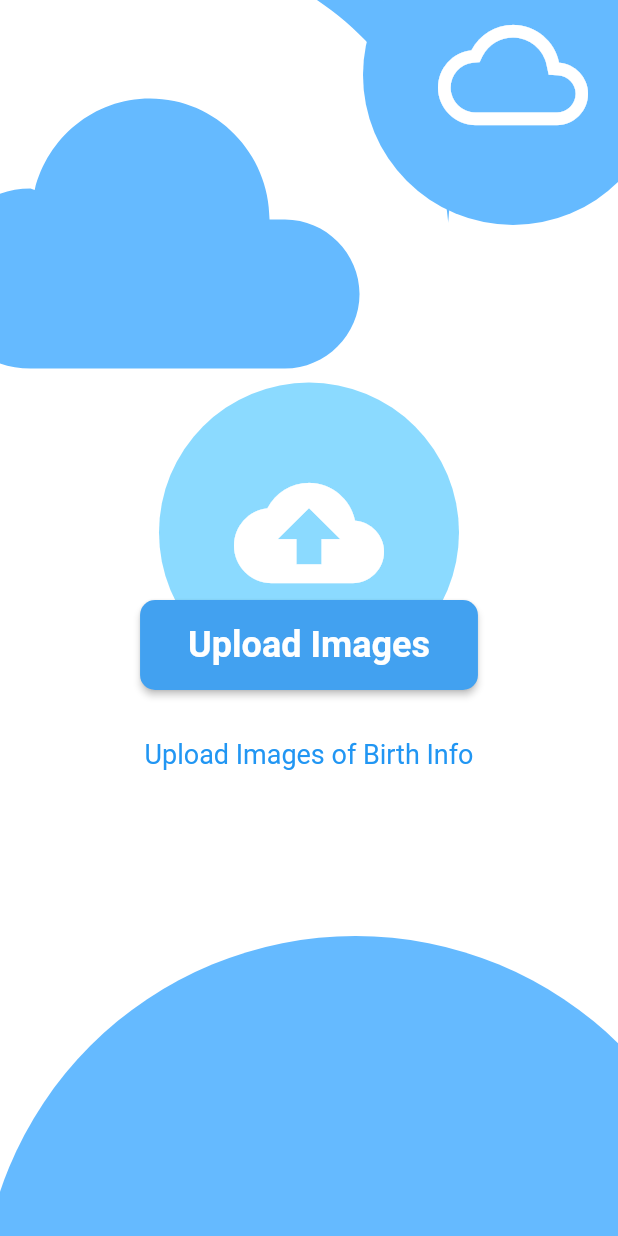
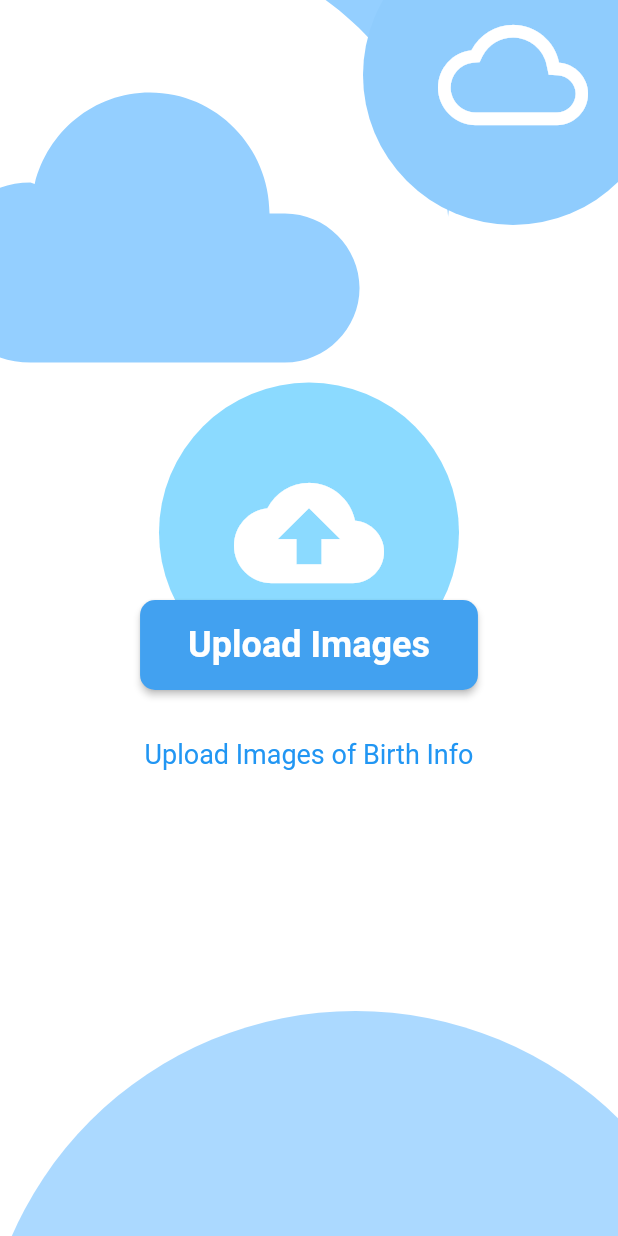
Before and after one commit to PriomDeb/Firebase-Image-Upload, a Flutter app: the screen it shows after launch, on a phone screen of 412 x 824 dp. Run offline on Flutter 3.47's test engine with Material 2 defaults, Android fonts, the phone set to English and light mode, and no system bars; our stand-ins replace file_picker, firebase_core, firebase_storage, wakelock; accounts and stored records are empty.

Commit message:
UI Changes

```diff
--- a/lib/main.dart
+++ b/lib/main.dart
@@ -46,13 +46,13 @@ class _HomeScreenState extends State<HomeScreen> {
       body: Stack(
         children: [
           Positioned(
-            top: -74,
+            top: -78,
             left: -200,
             child: Container(
               width: 600,
               height: 400,
               decoration: const BoxDecoration(
-                color: Color.fromARGB(255, 101, 186, 255),
+                color: Color.fromARGB(178, 101, 186, 255),
                 shape: BoxShape.circle,
               ),
               child: const Icon(
@@ -69,7 +69,7 @@ class _HomeScreenState extends State<HomeScreen> {
               width: 200,
               height: 300,
               decoration: const BoxDecoration(
-                color: Color.fromARGB(255, 101, 186, 255),
+                color: Color.fromARGB(255, 143, 204, 253),
                 shape: BoxShape.circle,
               ),
               child: const Icon(
@@ -193,13 +193,13 @@ class _HomeScreenState extends State<HomeScreen> {
             ),
           ),
           Positioned(
-            bottom: -300,
+            bottom: -350,
             right: -200,
             child: Container(
               width: 750,
               height: 500,
               decoration: const BoxDecoration(
-                color: Color.fromARGB(255, 101, 186, 255),
+                color: Color.fromARGB(255, 171, 217, 255),
                 shape: BoxShape.circle,
               ),
             ),
```
